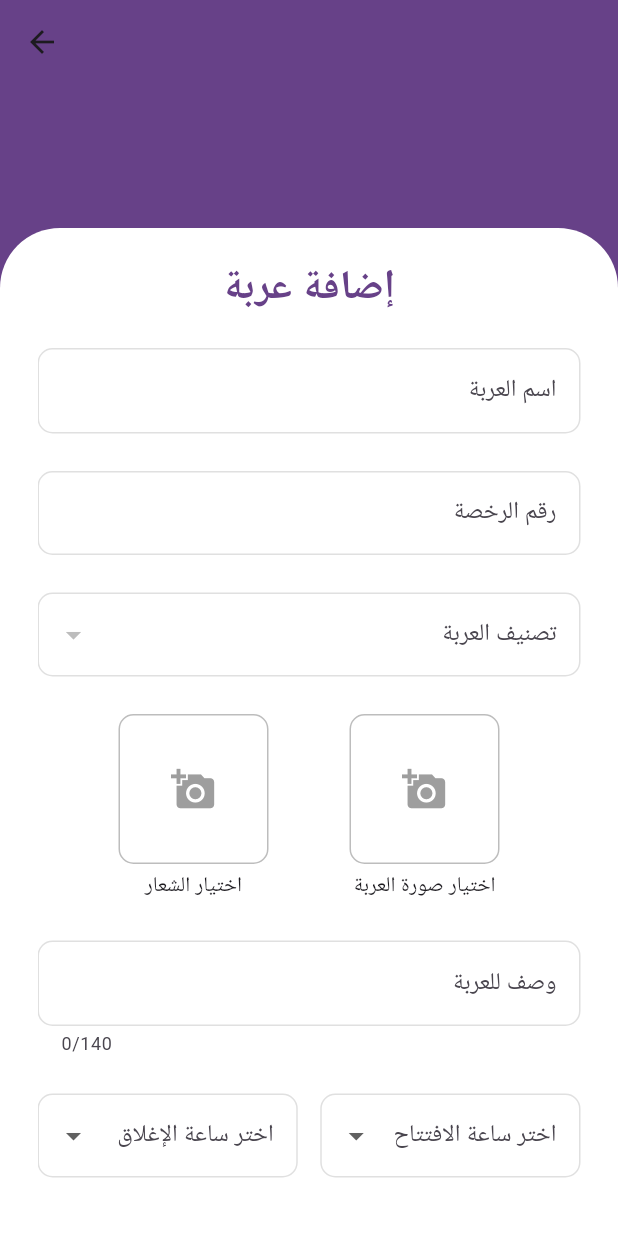
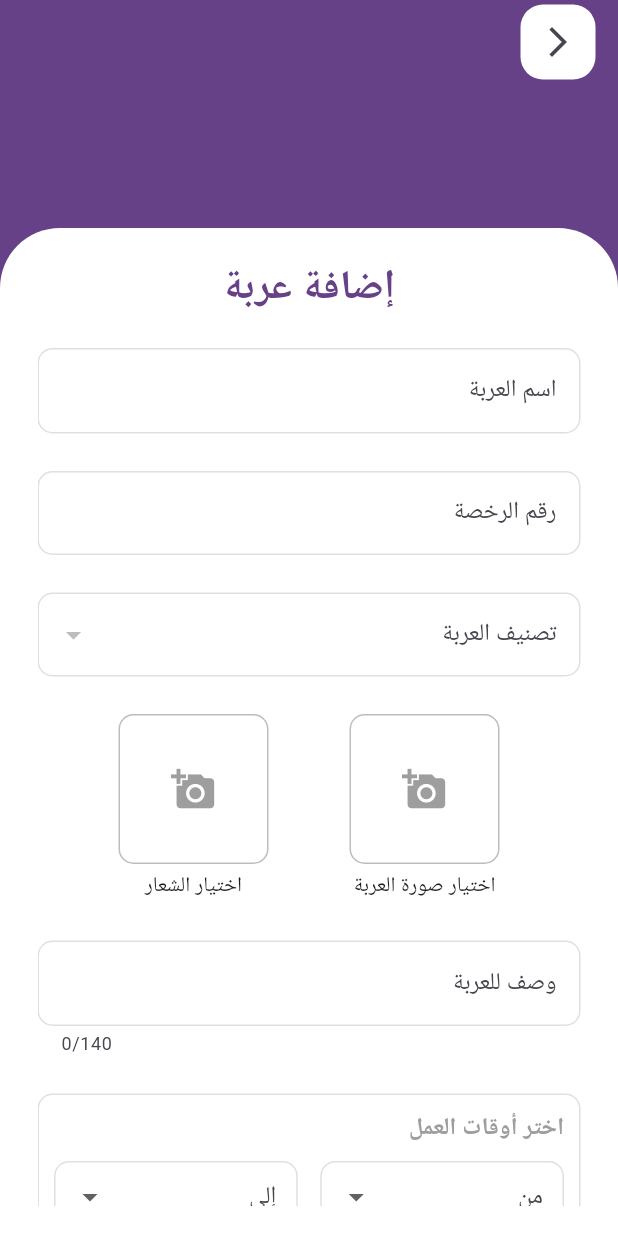
Before and after one commit to GhalaAlotaibi/2024-25_GP_9, a Flutter app: the CreateTruck1 screen opened directly with empty values, on a phone screen of 412 x 824 dp. Run offline on Flutter 3.47's test engine with Material 3 defaults, Android fonts, the phone set to English and light mode, and no system bars; our stand-ins replace cloud_firestore, firebase_auth, firebase_core, firebase_storage, flutter_rating_bar, google_maps_flutter and 3 more; accounts and stored records are empty.

Commit message:
Operating hrs, back button on Truck_Profile. Buth

```diff
--- a/lib/screens/Create_Truck_1.dart
+++ b/lib/screens/Create_Truck_1.dart
@@ -1,4 +1,5 @@
 import 'package:flutter/material.dart';
+import 'package:tracki/widgets/my_icon_button.dart';
 import 'package:cloud_firestore/cloud_firestore.dart';
 import 'package:firebase_storage/firebase_storage.dart';
 import 'package:image_picker/image_picker.dart';
@@ -95,7 +96,18 @@ class _CreateTruck1State extends State<CreateTruck1> {
     return Scaffold(
       backgroundColor: kBannerColor,
 appBar: AppBar(
-        backgroundColor: const Color(0xFF674188),
+  backgroundColor:Color(0xFF674188),
+  automaticallyImplyLeading: false,
+  elevation: 0,
+  actions: [
+    MyIconButton(
+      icon: Icons.arrow_forward_ios,
+      pressed: () {
+        Navigator.pop(context); // This will return to the previous page
+      },
+    ),
+    const SizedBox(width: 15),
+  ],
 ),
       body: Column(
         children: [
@@ -329,33 +341,92 @@ class _CreateTruck1State extends State<CreateTruck1> {
 
                       const SizedBox(height: 25.0),
 
-                      Directionality(
-                        textDirection: TextDirection.rtl,
-                        child: Row(
+//operating hrs
+                     Container(
+  padding: const EdgeInsets.all(10.0), // Add padding for aesthetics
+  decoration: BoxDecoration(
+    border: Border.all(color: Colors.black12), // Border for the container
+    borderRadius: BorderRadius.circular(10), // Rounded corners
+  ),
+  child: Column(
+    crossAxisAlignment: CrossAxisAlignment.end, // Align the content to the end (right)
+    children: [
+     const Text(
+        'اختر أوقات العمل', // "Select Working Hours"
+        style: TextStyle(
+          fontSize: 16,
+          fontWeight: FontWeight.bold,
+             color: Colors.grey,
+        ),
+        textAlign: TextAlign.right, // Align the text to the right
+      ),
+      const SizedBox(height: 10), // Space between the label and dropdowns
+      Row(
         mainAxisAlignment: MainAxisAlignment.spaceBetween,
         children: [
+          //closing hrs first
 Expanded(
+  child: Directionality(
+    textDirection: TextDirection.rtl, // Ensures right-to-left text direction
+    child: DropdownButtonFormField<String>(
+      value: closingTime,
+      validator: (value) {
+        if (value == null) {
+          return 'الرجاء الإختيار'; // "Please select closing time"
+        }
+        return null;
+      },
+      decoration: InputDecoration(
+        labelText: 'إلى', // "Closing Hour"
+        border: OutlineInputBorder(
+          borderSide: const BorderSide(color: Colors.black12),
+          borderRadius: BorderRadius.circular(10),
+        ),
+        enabledBorder: OutlineInputBorder(
+          borderSide: const BorderSide(color: Colors.black12),
+          borderRadius: BorderRadius.circular(10),
+        ),
+        contentPadding: const EdgeInsets.symmetric(horizontal: 10, vertical: 10), // Padding inside the Dropdown
+      ),
+      onChanged: (String? newValue) {
+        setState(() {
+          closingTime = newValue;
+        });
+      },
+      items: timeList.map((String time) {
+        return DropdownMenuItem<String>(
+          value: time,
+          child: Text(time, textAlign: TextAlign.right), // Align text to the right
+        );
+      }).toList(),
+    ),
+  ),
+),
+
+                  const SizedBox(width: 15),
+        //opening hrs
+Expanded(
+  child: Directionality(
+    textDirection: TextDirection.rtl, // Ensures right-to-left text direction
     child: DropdownButtonFormField<String>(
       value: openingTime,
       validator: (value) {
         if (value == null) {
-                                    return 'الرجاء اختيار ساعة الافتتاح';
+          return 'الرجاء الإختيار'; // "Please select opening time"
         }
         return null;
       },
       decoration: InputDecoration(
-                                  label: const Text('اختر ساعة الافتتاح',
-                                      textAlign: TextAlign.right),
+        labelText: 'من', // "Opening Hour"
         border: OutlineInputBorder(
-                                    borderSide:
-                                        const BorderSide(color: Colors.black12),
+          borderSide: const BorderSide(color: Colors.black12),
           borderRadius: BorderRadius.circular(10),
         ),
         enabledBorder: OutlineInputBorder(
-                                    borderSide:
-                                        const BorderSide(color: Colors.black12),
+          borderSide: const BorderSide(color: Colors.black12),
           borderRadius: BorderRadius.circular(10),
         ),
+        contentPadding: const EdgeInsets.symmetric(horizontal: 10, vertical: 10), // Padding inside the Dropdown
       ),
       onChanged: (String? newValue) {
         setState(() {
@@ -365,52 +436,20 @@ class _CreateTruck1State extends State<CreateTruck1> {
       items: timeList.map((String time) {
         return DropdownMenuItem<String>(
           value: time,
-                                    child: Text(time),
+          child: Text(time, textAlign: TextAlign.right), // Align text to the right
         );
       }).toList(),
     ),
   ),
-                            const SizedBox(width: 15),
-                            Expanded(
-                              child: DropdownButtonFormField<String>(
-                                value: closingTime,
-                                validator: (value) {
-                                  if (value == null) {
-                                    return 'الرجاء اختيار ساعة الإغلاق';
-                                  }
-                                  return null;
-                                },
-                                decoration: InputDecoration(
-                                  label: const Text('اختر ساعة الإغلاق',
-                                      textAlign: TextAlign.right),
-                                  border: OutlineInputBorder(
-                                    borderSide:
-                                        const BorderSide(color: Colors.black12),
-                                    borderRadius: BorderRadius.circular(10),
 ),
-                                  enabledBorder: OutlineInputBorder(
-                                    borderSide:
-                                        const BorderSide(color: Colors.black12),
-                                    borderRadius: BorderRadius.circular(10),
-                                  ),
-                                ),
-                                onChanged: (String? newValue) {
-                                  setState(() {
-                                    closingTime = newValue;
-                                  });
-                                },
-                                items: timeList.map((String time) {
-                                  return DropdownMenuItem<String>(
-                                    value: time,
-                                    child: Text(time),
-                                  );
-                                }).toList(),
-                              ),
+
+        ],
       ),
     ],
   ),
 ),
 
+//Operating hrs
                       const SizedBox(height: 30.0),
 // Submit Button
                       SizedBox(
--- a/lib/screens/Truck_Profile.dart
+++ b/lib/screens/Truck_Profile.dart
@@ -26,23 +26,23 @@ class _TruckProfileState extends State<TruckProfile> {
   backgroundColor: kbackgroundColor,
   automaticallyImplyLeading: false,
   elevation: 0,
-        actions: [
-          const SizedBox(width: 15),
+  title: Row(
+    mainAxisAlignment: MainAxisAlignment.end,
+    children: [
       MyIconButton(
-            icon: Icons.arrow_back_ios_new,
+        icon: Icons.arrow_forward_ios,
         pressed: () {
           Navigator.pop(context);
         },
       ),
-          const Spacer(),
-          Center(
-            child: const Text(
+      const SizedBox(width: 15),
+      const Text(
         "",
         style: TextStyle(fontSize: 20, fontWeight: FontWeight.bold),
+        textAlign: TextAlign.right,
       ),
+    ],
   ),
-          const Spacer(),
-        ],
 ),
       body: StreamBuilder<DocumentSnapshot>(
         stream: FirebaseFirestore.instance
```
Lines whose indentation alone changed are shown as unchanged.
